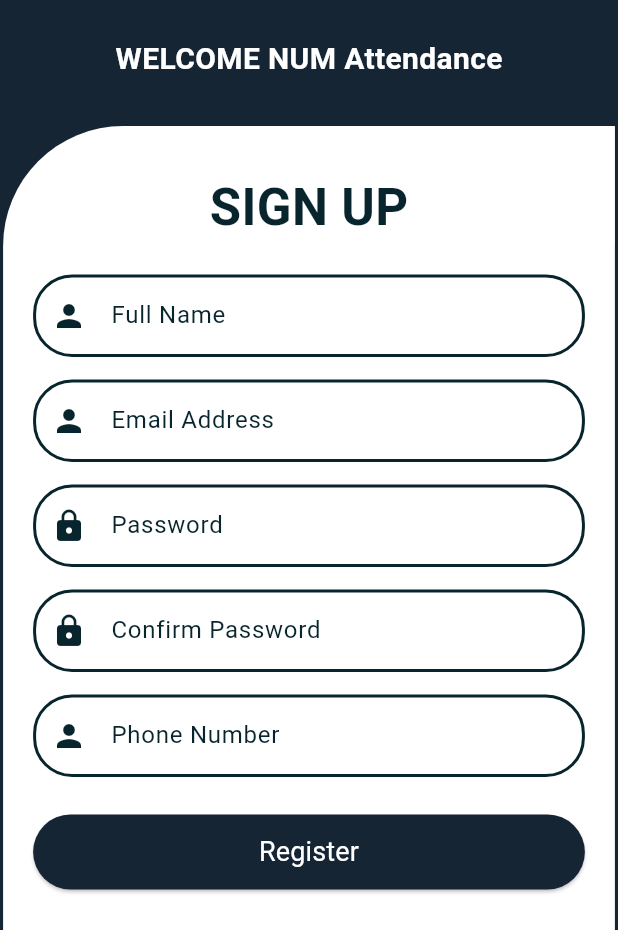
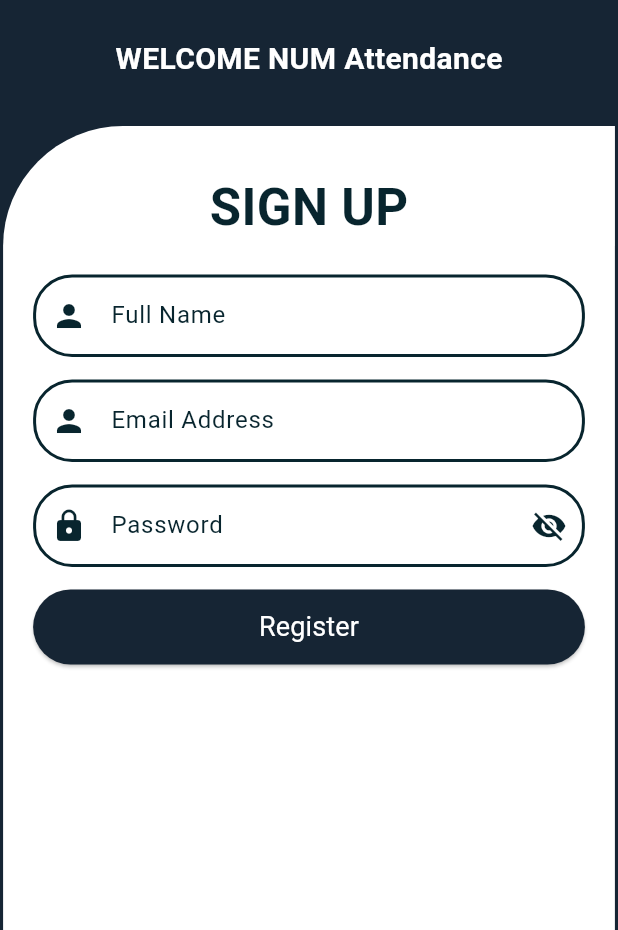
Before and after one commit to SViChea/num-attendant, a Flutter app: the SignUp screen opened directly, on a phone screen of 412 x 824 dp, the part 306-1236 px from its top. Run offline on Flutter 3.47's test engine with Material 3 defaults, Android fonts, the phone set to English and light mode, and no system bars; our stand-ins replace cloud_firestore, firebase_auth, firebase_core, table_calendar; accounts and stored records are empty; Roboto replaces fonts that are missing (Montserrat).

Commit message:
Update password with Eyes

```diff
--- a/lib/account_page.dart
+++ b/lib/account_page.dart
@@ -16,7 +16,7 @@ class AccountScreen extends StatelessWidget {
           Column(
             mainAxisAlignment: MainAxisAlignment.start,
             children: [
-              Image.asset('assets/profileicon.png', height: 197, width: 197),
+              Image.asset('https://vcstate-my.sharepoint.com/:i:/g/personal/vichea_vcstate_onmicrosoft_com/Ed_dsmVSJvpHt7llsLuCARwB-xlhPsZ9BI8xYUAVfgTKyA?e=V1JcaJ', height: 197, width: 197),
               SizedBox(height: 18),
               Text(
                 '${user["fullname"]}',
--- a/lib/login_screen.dart
+++ b/lib/login_screen.dart
@@ -189,6 +189,7 @@ class _LoginPageState extends State<LoginPage> {
                       ],
                     ),
                     const SizedBox(height: 15),
+                    // Login Button
                     ElevatedButton(
                       onPressed: () async {
                         bool isLoggedIn = await _authentication
@@ -234,6 +235,7 @@ class _LoginPageState extends State<LoginPage> {
                       ),
                     ),
                     const SizedBox(height: 10),
+                    // Sign Up Bottun
                     ElevatedButton(
                       onPressed: () {
                         Navigator.push(
--- a/lib/signup_screen.dart
+++ b/lib/signup_screen.dart
@@ -38,9 +38,7 @@ class _SignUpState extends State<SignUp> {
   final TextEditingController _fullName = TextEditingController();
   final TextEditingController _emailAddress = TextEditingController();
   final TextEditingController _passwordController = TextEditingController();
-  final TextEditingController _confirmPasswordController =
-      TextEditingController();
-  final TextEditingController _phoneNumber = TextEditingController();
+  bool _obscureText = true;
 
   @override
   Widget build(BuildContext context) {
@@ -166,7 +164,7 @@ class _SignUpState extends State<SignUp> {
                     ),
                     child: TextFormField(
                       controller: _passwordController,
-                      obscureText: true,
+                      obscureText: _obscureText,
                       decoration: InputDecoration(
                         labelText: "Password",
                         labelStyle: const TextStyle(
@@ -177,6 +175,19 @@ class _SignUpState extends State<SignUp> {
                         prefixIcon: const Icon(
                           Icons.lock,
                           color: Color(0xFF08252E),
+                        ),
+                        suffixIcon: IconButton(
+                          icon: Icon(
+                            _obscureText
+                                ? Icons.visibility_off
+                                : Icons.visibility,
+                            color: Color(0xFF08252E),
+                          ),
+                          onPressed: () {
+                            setState(() {
+                              _obscureText = !_obscureText;
+                            });
+                          },
                         ),
                         border: OutlineInputBorder(
                           borderRadius: BorderRadius.circular(26),
@@ -191,85 +202,28 @@ class _SignUpState extends State<SignUp> {
                       ),
                     ),
                   ),
+
                   const SizedBox(height: 15),
-                  Container(
-                    constraints: BoxConstraints(
-                      maxWidth: MediaQuery.of(context).size.width * 0.9,
-                      maxHeight: 55.0,
-                    ),
-                    child: TextFormField(
-                      controller: _confirmPasswordController,
-                      obscureText: true,
-                      decoration: InputDecoration(
-                        labelText: "Confirm Password",
-                        labelStyle: const TextStyle(
-                          fontFamily: 'Montserrat',
-                          fontWeight: FontWeight.normal,
-                          color: Color(0xFF08252E),
-                        ),
-                        prefixIcon: const Icon(
-                          Icons.lock,
-                          color: Color(0xFF08252E),
-                        ),
-                        border: OutlineInputBorder(
-                          borderRadius: BorderRadius.circular(26),
-                        ),
-                        enabledBorder: OutlineInputBorder(
-                          borderSide: const BorderSide(
-                            color: Color(0xFF08252E),
-                            width: 2.0,
-                          ),
-                          borderRadius: BorderRadius.circular(26),
-                        ),
-                      ),
-                    ),
-                  ),
-                  const SizedBox(height: 15),
-                  Container(
-                    constraints: BoxConstraints(
-                      maxWidth: MediaQuery.of(context).size.width * 0.9,
-                      maxHeight: 55.0,
-                    ),
-                    child: TextFormField(
-                      controller: _phoneNumber,
-                      decoration: InputDecoration(
-                        labelText: "Phone Number",
-                        labelStyle: const TextStyle(
-                          color: Color(0xFF08252E),
-                          fontFamily: 'Montserrat',
-                          fontWeight: FontWeight.normal,
-                        ),
-                        prefixIcon: const Icon(
-                          Icons.person,
-                          color: Color(0xFF08252E),
-                        ),
-                        border: OutlineInputBorder(
-                          borderRadius: BorderRadius.circular(26),
-                        ),
-                        enabledBorder: OutlineInputBorder(
-                          borderSide: const BorderSide(
-                            color: Color(0xFF08252E),
-                            width: 2.0,
-                          ),
-                          borderRadius: BorderRadius.circular(26),
-                        ),
-                      ),
-                      style: const TextStyle(color: Color(0xFF08252E)),
-                    ),
-                  ),
-                  const SizedBox(height: 15),
-                  const SizedBox(height: 10),
                   ElevatedButton(
                     onPressed: () async {
-                      if (_passwordController.text ==
-                          _confirmPasswordController.text) {
-                        final res = await _authentication
-                            .signUpEmailAndPassword(
+                      final res = await _authentication.signUpEmailAndPassword(
                         _emailAddress.text,
                         _passwordController.text,
                       );
 
-                        _firestoreHelper.createDocumentWithSet(address: "", attendant: 0, dayofabsent: 0, email: _emailAddress.text, fullname: _fullName.text, generation: 0, occupation: "", phoneNumber: _phoneNumber.text, rank: 0, docId: _authentication.getCurrentUserId())
+                      _firestoreHelper
+                          .createDocumentWithSet(
+                            address: "",
+                            attendant: 0,
+                            dayofabsent: 0,
+                            email: _emailAddress.text,
+                            fullname: _fullName.text,
+                            generation: 0,
+                            occupation: "",
+                            phoneNumber: "",
+                            rank: 0,
+                            docId: _authentication.getCurrentUserId(),
+                          )
                           .then(
                             (value) => showDialog(
                               context: context,
@@ -298,19 +252,6 @@ class _SignUpState extends State<SignUp> {
                         context,
                         MaterialPageRoute(builder: (context) => LoginPage()),
                       );
-                      } else {
-                        // Show error message (e.g., using SnackBar)
-                        ScaffoldMessenger.of(context).showSnackBar(
-                          SnackBar(
-                            content: Text(
-                              'Passwords and Confirm Password do not match',
-                            ),
-                          ),
-                        );
-
-                        _confirmPasswordController.clear();
-                        _passwordController.clear();
-                      }
                     },
                     style: ElevatedButton.styleFrom(
                       backgroundColor: const Color(0xFF162534),
```
Also changed, not shown: 1 other file. Lines whose indentation alone changed are shown as unchanged.
